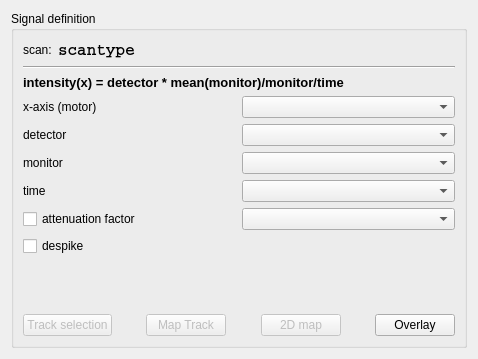
First picture: the form in iintgui/ui/iintobservable.ui, repository syncope/iint-gui, before the edit.
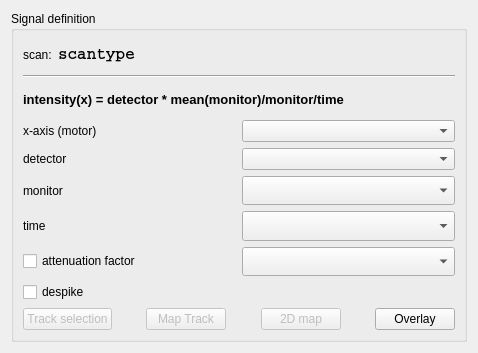
Second picture: the form after the edit.

Commit message: + work in progress with new fitting interface

```diff
--- a/iintgui/ui/iintobservable.ui
+++ b/iintgui/ui/iintobservable.ui
@@ -7,7 +7,7 @@
     <x>0</x>
     <y>0</y>
     <width>478</width>
-    <height>359</height>
+    <height>353</height>
    </rect>
   </property>
   <property name="windowTitle">
@@ -197,19 +197,6 @@
           </property>
          </widget>
         </item>
-        <item>
-         <spacer name="verticalSpacer">
-          <property name="orientation">
-           <enum>Qt::Vertical</enum>
-          </property>
-          <property name="sizeHint" stdset="0">
-           <size>
-            <width>20</width>
-            <height>40</height>
-           </size>
-          </property>
-         </spacer>
-        </item>
         <item>
          <layout class="QHBoxLayout" name="horizontalLayout">
           <item>
```
The commit also changes 3 other files.
